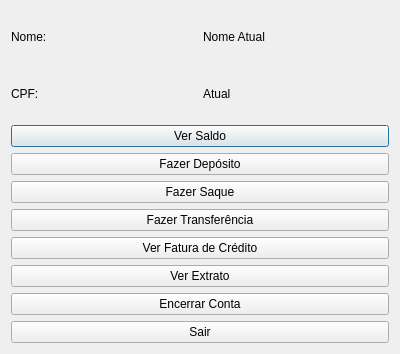
YagoConstantino/SistemaBancario, file Projeto/menuprincipal.ui: the form before one commit.
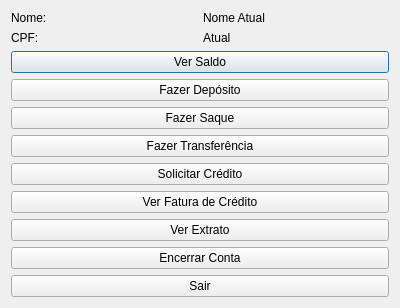
The form after the commit. Icons and pictures are not drawn.

Commit message: Feito o solicitação de crédito

```diff
--- a/Projeto/menuprincipal.ui
+++ b/Projeto/menuprincipal.ui
@@ -7,7 +7,7 @@
     <x>0</x>
     <y>0</y>
     <width>400</width>
-    <height>354</height>
+    <height>307</height>
    </rect>
   </property>
   <property name="windowTitle">
@@ -111,6 +111,19 @@
            </property>
           </widget>
          </item>
+         <item>
+          <widget class="QPushButton" name="SolicitarCredito">
+           <property name="text">
+            <string>Solicitar Crédito</string>
+           </property>
+           <property name="icon">
+            <iconset theme="QIcon::ThemeIcon::WindowNew"/>
+           </property>
+           <property name="checkable">
+            <bool>false</bool>
+           </property>
+          </widget>
+         </item>
          <item>
           <widget class="QPushButton" name="VerFatura">
            <property name="text">
```
The commit also changes 12 other files.
